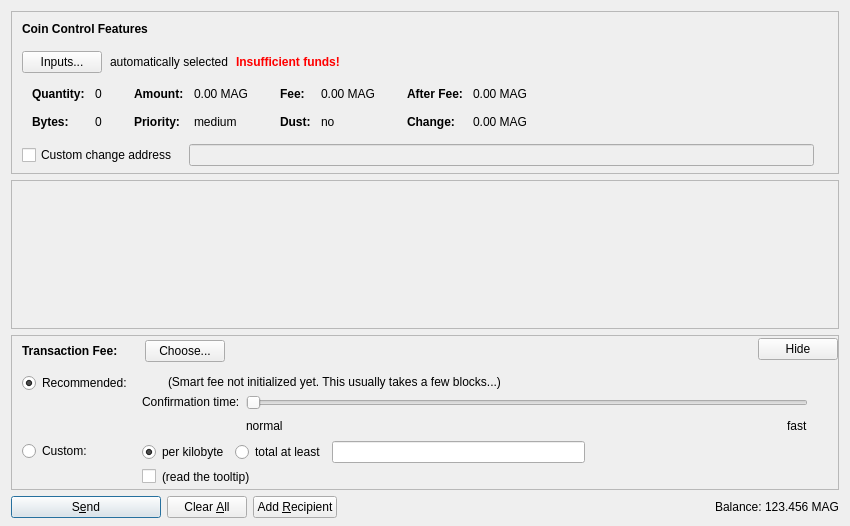
Before: the Qt Designer form src/qt/forms/sendcoinsdialog.ui in ImaginationInternational/einsteinium, drawn with Qt 5.
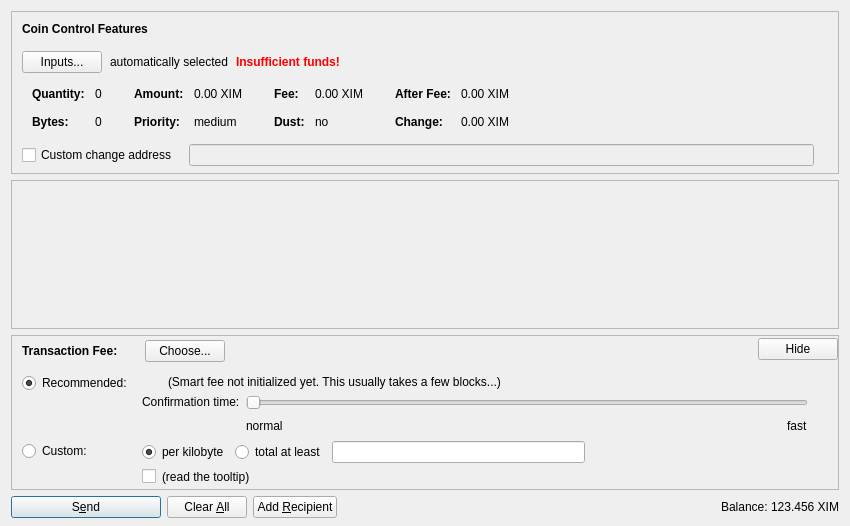
After: the same form once the commit is applied. Icons and pictures are not drawn. Custom widgets are drawn as their Qt base class.

Diff of the .ui file:
```diff
--- a/src/qt/forms/sendcoinsdialog.ui
+++ b/src/qt/forms/sendcoinsdialog.ui
@@ -324,7 +324,7 @@
                   <enum>Qt::ActionsContextMenu</enum>
                  </property>
                  <property name="text">
-                  <string notr="true">0.00 MAG</string>
+                  <string notr="true">0.00 XIM</string>
                  </property>
                  <property name="textInteractionFlags">
                   <set>Qt::LinksAccessibleByMouse|Qt::TextSelectableByKeyboard|Qt::TextSelectableByMouse</set>
@@ -404,7 +404,7 @@
                   <enum>Qt::ActionsContextMenu</enum>
                  </property>
                  <property name="text">
-                  <string notr="true">0.00 MAG</string>
+                  <string notr="true">0.00 XIM</string>
                  </property>
                  <property name="textInteractionFlags">
                   <set>Qt::LinksAccessibleByMouse|Qt::TextSelectableByKeyboard|Qt::TextSelectableByMouse</set>
@@ -484,7 +484,7 @@
                   <enum>Qt::ActionsContextMenu</enum>
                  </property>
                  <property name="text">
-                  <string notr="true">0.00 MAG</string>
+                  <string notr="true">0.00 XIM</string>
                  </property>
                  <property name="textInteractionFlags">
                   <set>Qt::LinksAccessibleByMouse|Qt::TextSelectableByKeyboard|Qt::TextSelectableByMouse</set>
@@ -513,7 +513,7 @@
                   <enum>Qt::ActionsContextMenu</enum>
                  </property>
                  <property name="text">
-                  <string notr="true">0.00 MAG</string>
+                  <string notr="true">0.00 XIM</string>
                  </property>
                  <property name="textInteractionFlags">
                   <set>Qt::LinksAccessibleByMouse|Qt::TextSelectableByKeyboard|Qt::TextSelectableByMouse</set>
@@ -1299,7 +1299,7 @@
           <cursorShape>IBeamCursor</cursorShape>
          </property>
          <property name="text">
-          <string notr="true">123.456 MAG</string>
+          <string notr="true">123.456 XIM</string>
          </property>
          <property name="textInteractionFlags">
           <set>Qt::LinksAccessibleByMouse|Qt::TextSelectableByKeyboard|Qt::TextSelectableByMouse</set>
```
